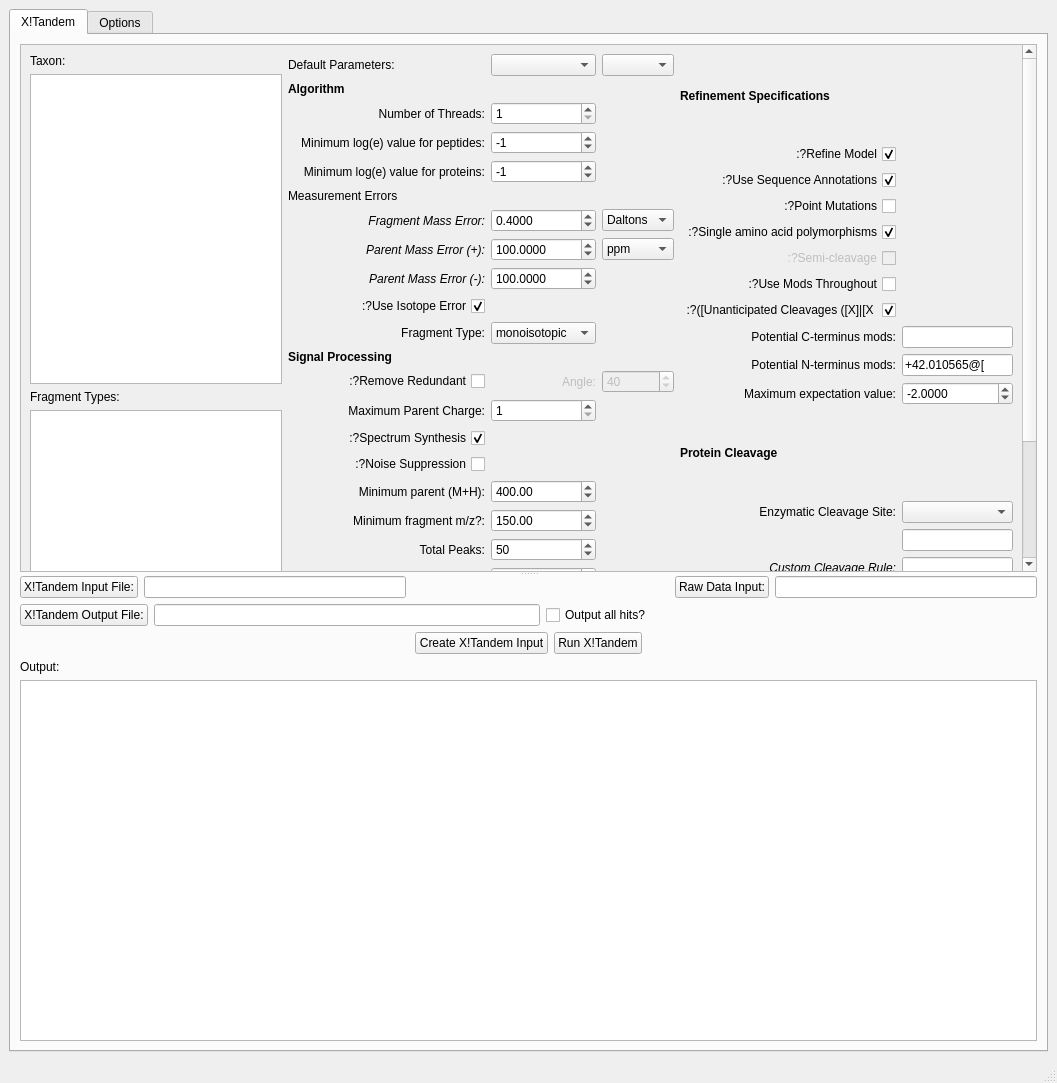
mfitzp/toolz, file pyXTandem/mainGUI.ui: the form before one commit.
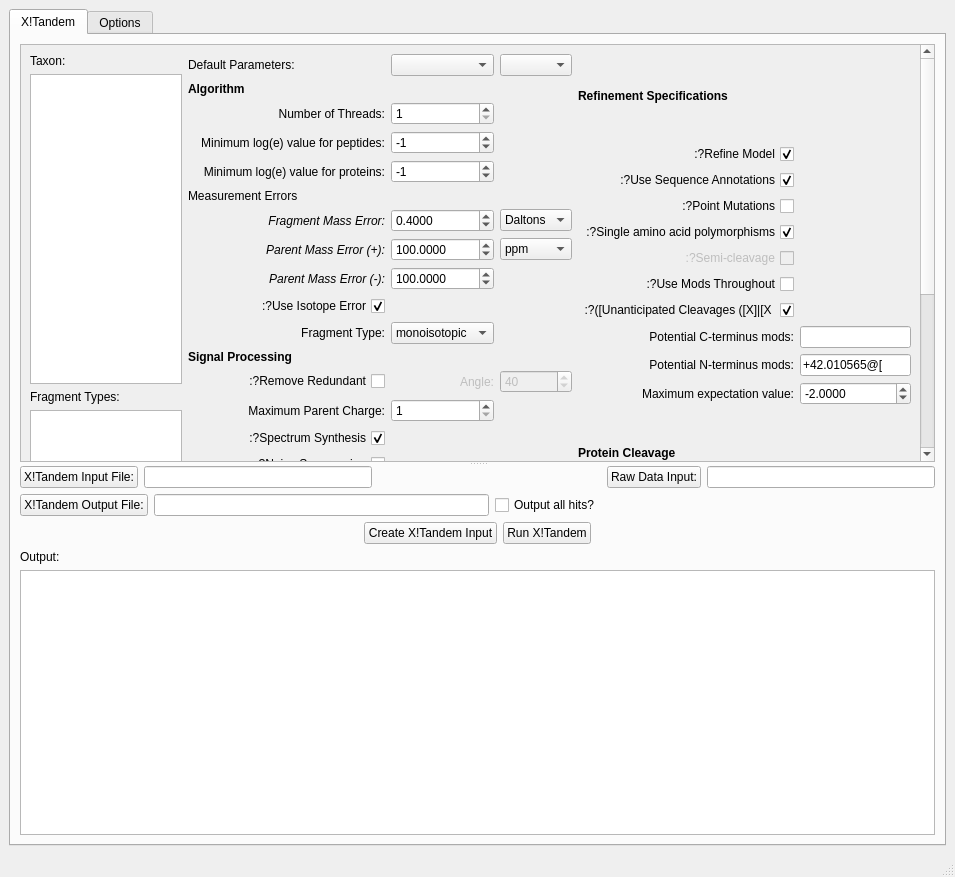
The form after the commit.

What changed in the file:
```diff
--- a/pyXTandem/mainGUI.ui
+++ b/pyXTandem/mainGUI.ui
@@ -5,8 +5,8 @@
    <rect>
     <x>0</x>
     <y>0</y>
-    <width>1057</width>
-    <height>1083</height>
+    <width>955</width>
+    <height>877</height>
    </rect>
   </property>
   <property name="windowTitle" >
@@ -43,6 +43,18 @@
            <enum>Qt::Vertical</enum>
           </property>
           <widget class="QScrollArea" name="scrollArea" >
+           <property name="minimumSize" >
+            <size>
+             <width>0</width>
+             <height>0</height>
+            </size>
+           </property>
+           <property name="maximumSize" >
+            <size>
+             <width>16777215</width>
+             <height>700</height>
+            </size>
+           </property>
            <property name="font" >
             <font>
              <pointsize>9</pointsize>
@@ -56,7 +68,7 @@
              <rect>
               <x>0</x>
               <y>0</y>
-              <width>996</width>
+              <width>894</width>
               <height>661</height>
              </rect>
             </property>
@@ -1549,6 +1561,12 @@
               </item>
               <item>
                <widget class="QTextEdit" name="output_TE" >
+                <property name="sizePolicy" >
+                 <sizepolicy vsizetype="MinimumExpanding" hsizetype="Expanding" >
+                  <horstretch>0</horstretch>
+                  <verstretch>0</verstretch>
+                 </sizepolicy>
+                </property>
                 <property name="font" >
                  <font>
                   <pointsize>9</pointsize>
```
Left out of the diff: 2 changed lines with no effect on the pictures.
